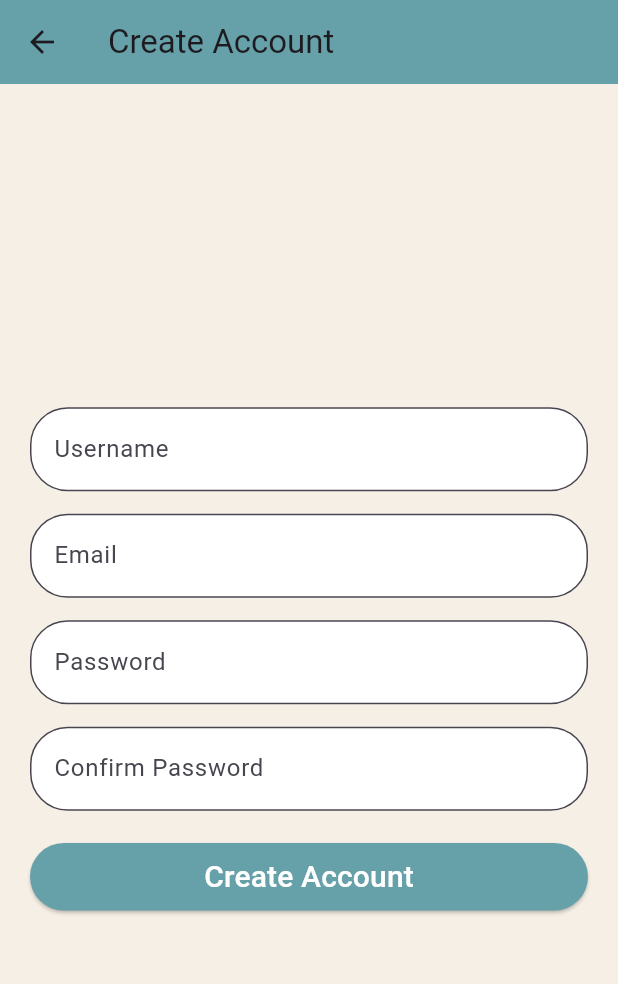
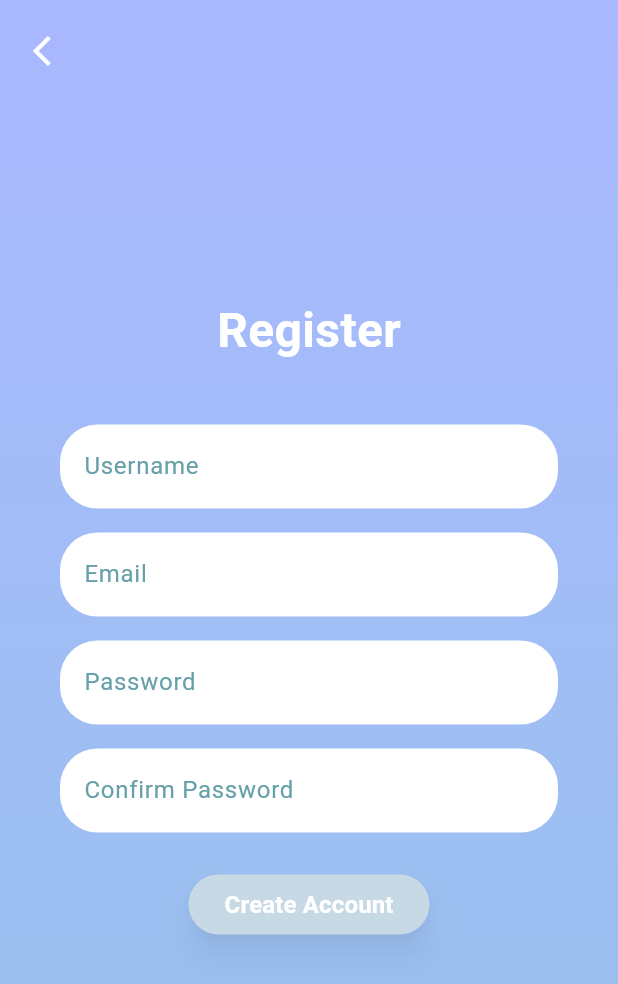
Before and after one commit to nammeyyy/fashion-app, a Flutter app: the RegisterPage screen opened directly, on a phone screen of 412 x 824 dp. Shown: the top 984 px of the screen. Run offline on Flutter 3.47's test engine with Material 3 defaults, Android fonts, the phone set to English and light mode, and no system bars; our stand-ins replace firebase_auth, firebase_core; accounts and stored records are empty.

Commit message:
edit register page

```diff
--- a/lib/pages/login_page.dart
+++ b/lib/pages/login_page.dart
@@ -164,7 +164,7 @@ class _LoginPageState extends State<LoginPage> {
                     ElevatedButton(
                     onPressed: _login,
                     style: ElevatedButton.styleFrom(
-                      backgroundColor: const Color(0xFFD6D0C2),
+                      backgroundColor: const Color(0xFFC8D9E6),
                       foregroundColor: Colors.white,
                       minimumSize: const Size(120, 40),
                       shape: RoundedRectangleBorder(
--- a/lib/pages/register_page.dart
+++ b/lib/pages/register_page.dart
@@ -6,86 +6,212 @@ class RegisterPage extends StatelessWidget {
   @override
   Widget build(BuildContext context) {
     return Scaffold(
-      appBar: AppBar(
-        backgroundColor: const Color(0xFF66A1A9),
-        elevation: 0,
-        title: const Text('Create Account'),
+      body: Container(
+        decoration: BoxDecoration(
+          gradient: LinearGradient(
+            colors: [
+              Color(0xAAB8FF).withOpacity(1),
+              Color(0x97C2EC).withOpacity(1),
+            ],
+            begin: Alignment.topCenter,
+            end: Alignment.bottomCenter,
           ),
-      body: Padding(
-        padding: const EdgeInsets.all(20.0),
+        ),
+        child: SafeArea(
+            child: Stack(
+          children: [
+            Positioned(
+              top: 10,
+              left: 10,
+              child: IconButton(
+                icon: const Icon(
+                  Icons.arrow_back_ios,
+                  color: Colors.white,
+                ),
+                onPressed: () {
+                  Navigator.pop(context);
+                },
+              ),
+            ),
+            Padding(
+              padding: const EdgeInsets.symmetric(horizontal: 40.0),
               child: Column(
                 mainAxisAlignment: MainAxisAlignment.center,
                 children: [
+                  const Text('Register',
+                  style: TextStyle(
+                    color: Colors.white,
+                    fontSize: 32,
+                    fontWeight: FontWeight.bold,
+                  ),
+                ),
+                const SizedBox(height: 40),
                   TextField(
                     decoration: InputDecoration(
                       hintText: 'Username',
+                      hintStyle: const TextStyle(
+                        color: Color(0xFF66A1A9),
+                      ),
                       filled: true,
                       fillColor: Colors.white,
                       border: OutlineInputBorder(
                         borderRadius: BorderRadius.circular(25),
+                        borderSide: BorderSide.none,
                       ),
                     ),
                   ),
-            const SizedBox(height: 15),
+                  const SizedBox(height: 16),
                   TextField(
                     decoration: InputDecoration(
                       hintText: 'Email',
+                      hintStyle: const TextStyle(
+                        color: Color(0xFF66A1A9),
+                      ),
                       filled: true,
                       fillColor: Colors.white,
                       border: OutlineInputBorder(
                         borderRadius: BorderRadius.circular(25),
+                        borderSide: BorderSide.none,
                       ),
                     ),
                   ),
-            const SizedBox(height: 15),
+                  const SizedBox(height: 16),
                   TextField(
                     obscureText: true,
                     decoration: InputDecoration(
                       hintText: 'Password',
+                      hintStyle: const TextStyle(
+                        color: Color(0xFF66A1A9),
+                      ),
                       filled: true,
                       fillColor: Colors.white,
                       border: OutlineInputBorder(
                         borderRadius: BorderRadius.circular(25),
+                        borderSide: BorderSide.none,
                       ),
                     ),
                   ),
-            const SizedBox(height: 15),
+                  const SizedBox(height: 16),
                   TextField(
                     obscureText: true,
                     decoration: InputDecoration(
                       hintText: 'Confirm Password',
+                      hintStyle: const TextStyle(
+                        color: Color(0xFF66A1A9),
+                      ),
                       filled: true,
                       fillColor: Colors.white,
                       border: OutlineInputBorder(
                         borderRadius: BorderRadius.circular(25),
+                        borderSide: BorderSide.none,
                       ),
                     ),
                   ),
-            const SizedBox(height: 20),
+                  const SizedBox(height: 24),
                   ElevatedButton(
                     onPressed: () {
                       // Handle registration
                       Navigator.pop(context);
                     },
                     style: ElevatedButton.styleFrom(
-                backgroundColor: const Color(0xFF66A1A9),
+                      backgroundColor: const Color(0xFFC8D9E6),
                       foregroundColor: Colors.white,
-                minimumSize: const Size(double.infinity, 45),
+                      minimumSize: const Size(120, 40),
                       shape: RoundedRectangleBorder(
-                  borderRadius: BorderRadius.circular(25),
+                        borderRadius: BorderRadius.circular(20),
                       ),
+                      elevation: 8,
+                      shadowColor: Colors.black.withOpacity(0.3),
                     ),
                     child: const Text(
                       'Create Account',
                       style: TextStyle(
-                  fontSize: 20,
-                  fontWeight: FontWeight.w500,
+                        fontSize: 16,
+                        fontWeight: FontWeight.bold,
                       ),
                     ),
                   ),
                 ],
               ),
             ),
+          ],
+        )),
+      ),
+      // body: Padding(
+      //   padding: const EdgeInsets.all(20.0),
+      //   child: Column(
+      //     mainAxisAlignment: MainAxisAlignment.center,
+      //     children: [
+      //       TextField(
+      //         decoration: InputDecoration(
+      //           hintText: 'Username',
+      //           filled: true,
+      //           fillColor: Colors.white,
+      //           border: OutlineInputBorder(
+      //             borderRadius: BorderRadius.circular(25),
+      //           ),
+      //         ),
+      //       ),
+      //       const SizedBox(height: 15),
+      //       TextField(
+      //         decoration: InputDecoration(
+      //           hintText: 'Email',
+      //           filled: true,
+      //           fillColor: Colors.white,
+      //           border: OutlineInputBorder(
+      //             borderRadius: BorderRadius.circular(25),
+      //           ),
+      //         ),
+      //       ),
+      //       const SizedBox(height: 15),
+      //       TextField(
+      //         obscureText: true,
+      //         decoration: InputDecoration(
+      //           hintText: 'Password',
+      //           filled: true,
+      //           fillColor: Colors.white,
+      //           border: OutlineInputBorder(
+      //             borderRadius: BorderRadius.circular(25),
+      //           ),
+      //         ),
+      //       ),
+      //       const SizedBox(height: 15),
+      //       TextField(
+      //         obscureText: true,
+      //         decoration: InputDecoration(
+      //           hintText: 'Confirm Password',
+      //           filled: true,
+      //           fillColor: Colors.white,
+      //           border: OutlineInputBorder(
+      //             borderRadius: BorderRadius.circular(25),
+      //           ),
+      //         ),
+      //       ),
+      //       const SizedBox(height: 20),
+      //       ElevatedButton(
+      //         onPressed: () {
+      //           // Handle registration
+      //           Navigator.pop(context);
+      //         },
+      //         style: ElevatedButton.styleFrom(
+      //           backgroundColor: const Color(0xFF66A1A9),
+      //           foregroundColor: Colors.white,
+      //           minimumSize: const Size(double.infinity, 45),
+      //           shape: RoundedRectangleBorder(
+      //             borderRadius: BorderRadius.circular(25),
+      //           ),
+      //         ),
+      //         child: const Text(
+      //           'Create Account',
+      //           style: TextStyle(
+      //             fontSize: 20,
+      //             fontWeight: FontWeight.w500,
+      //           ),
+      //         ),
+      //       ),
+      //     ],
+      //   ),
+      // ),
     );
   }
 }
--- a/lib/pages/welcome_page.dart
+++ b/lib/pages/welcome_page.dart
@@ -65,7 +65,7 @@ class WelcomePage extends StatelessWidget {
                      );
                    },
                    style: ElevatedButton.styleFrom(
-                     backgroundColor: const Color(0xFFD6D0C2),
+                     backgroundColor: const Color(0xFFC8D9E6),
                      foregroundColor: Colors.white,
                      minimumSize: const Size(double.infinity, 45),
                      shape: RoundedRectangleBorder(
```
Lines whose indentation alone changed are shown as unchanged.
